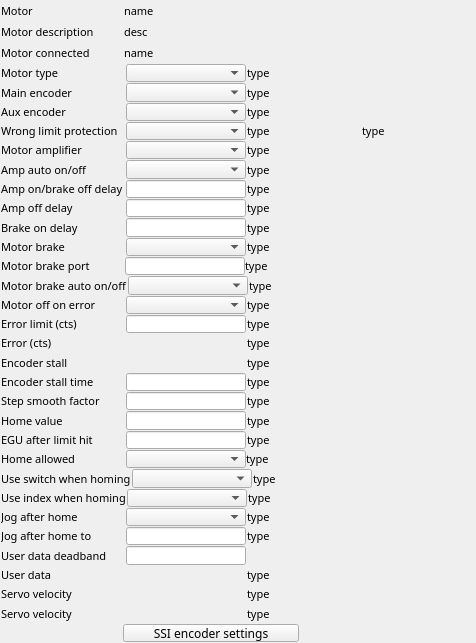
This is 3-4/GalilSup/op/ui/galil_motor_extras.ui in motorapp/Galil as Qt 5 draws it before an edit. The edited form follows.
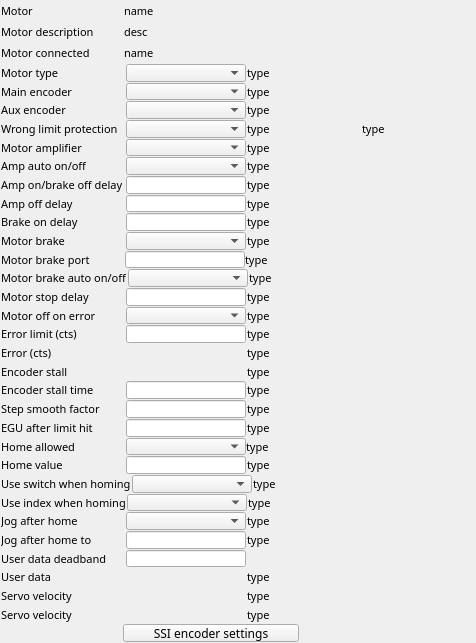
This is the edited form. Custom widgets are drawn as their Qt base class.

Commit message: Changed default encoder stall time to .2 seconds Add stop delay for heavy loads Add controller start status PV

Diff of the .ui file:
```diff
--- a/3-4/GalilSup/op/ui/galil_motor_extras.ui
+++ b/3-4/GalilSup/op/ui/galil_motor_extras.ui
@@ -19,7 +19,7 @@
   <property name="windowTitle">
    <string>EFrame</string>
   </property>
-  <layout class="QVBoxLayout" name="verticalLayout" stretch="1,1,1,1,1,1,1,1,1,1,1,1,1,1,1,1,1,1,1,1,1,1,1,1,1,1,1,1,1,1,1,1,1">
+  <layout class="QVBoxLayout" name="verticalLayout" stretch="1,1,1,1,1,1,1,1,1,1,1,1,1,1,1,1,1,1,1,1,1,1,1,1,1,1,1,1,1,1,1,1,1,1">
    <property name="spacing">
     <number>1</number>
    </property>
@@ -1321,6 +1321,94 @@
      </item>
     </layout>
    </item>
+   <item>
+    <layout class="QHBoxLayout" name="horizontalLayout_35">
+     <property name="spacing">
+      <number>1</number>
+     </property>
+     <item>
+      <widget class="QLabel" name="label_36">
+       <property name="sizePolicy">
+        <sizepolicy hsizetype="Fixed" vsizetype="Preferred">
+         <horstretch>0</horstretch>
+         <verstretch>0</verstretch>
+        </sizepolicy>
+       </property>
+       <property name="minimumSize">
+        <size>
+         <width>124</width>
+         <height>0</height>
+        </size>
+       </property>
+       <property name="font">
+        <font>
+         <family>Abyssinica SIL</family>
+         <pointsize>8</pointsize>
+        </font>
+       </property>
+       <property name="text">
+        <string>Motor stop delay</string>
+       </property>
+      </widget>
+     </item>
+     <item>
+      <widget class="QELineEdit" name="qelineedit_14">
+       <property name="sizePolicy">
+        <sizepolicy hsizetype="Fixed" vsizetype="Preferred">
+         <horstretch>0</horstretch>
+         <verstretch>0</verstretch>
+        </sizepolicy>
+       </property>
+       <property name="minimumSize">
+        <size>
+         <width>120</width>
+         <height>1</height>
+        </size>
+       </property>
+       <property name="font">
+        <font>
+         <family>Abyssinica SIL</family>
+         <pointsize>8</pointsize>
+        </font>
+       </property>
+       <property name="variable" stdset="0">
+        <string>$(DMC)$(M)_STOPDELAY_SP</string>
+       </property>
+       <property name="addUnits">
+        <bool>true</bool>
+       </property>
+      </widget>
+     </item>
+     <item>
+      <widget class="QELabel" name="qelabel_36">
+       <property name="sizePolicy">
+        <sizepolicy hsizetype="Preferred" vsizetype="Preferred">
+         <horstretch>0</horstretch>
+         <verstretch>0</verstretch>
+        </sizepolicy>
+       </property>
+       <property name="font">
+        <font>
+         <family>Abyssinica SIL</family>
+         <pointsize>8</pointsize>
+        </font>
+       </property>
+       <property name="layoutDirection">
+        <enum>Qt::LeftToRight</enum>
+       </property>
+       <property name="alignment">
+        <set>Qt::AlignLeading|Qt::AlignLeft|Qt::AlignVCenter</set>
+       </property>
+       <property name="variable" stdset="0">
+        <string>$(DMC)$(M)_STOPDELAY_MON</string>
+       </property>
+       <property name="text">
+        <string>type</string>
+       </property>
+      </widget>
+     </item>
+    </layout>
+   </item>
    <item>
     <layout class="QHBoxLayout" name="horizontalLayout_7">
      <property name="spacing">
@@ -1796,94 +1884,6 @@
      </item>
     </layout>
    </item>
-   <item>
-    <layout class="QHBoxLayout" name="horizontalLayout_30">
-     <property name="spacing">
-      <number>1</number>
-     </property>
-     <item>
-      <widget class="QLabel" name="label_32">
-       <property name="sizePolicy">
-        <sizepolicy hsizetype="Fixed" vsizetype="Preferred">
-         <horstretch>0</horstretch>
-         <verstretch>0</verstretch>
-        </sizepolicy>
-       </property>
-       <property name="minimumSize">
-        <size>
-         <width>124</width>
-         <height>0</height>
-        </size>
-       </property>
-       <property name="font">
-        <font>
-         <family>Abyssinica SIL</family>
-         <pointsize>8</pointsize>
-        </font>
-       </property>
-       <property name="text">
-        <string>Home value</string>
-       </property>
-      </widget>
-     </item>
-     <item>
-      <widget class="QELineEdit" name="qelineedit_13">
-       <property name="sizePolicy">
-        <sizepolicy hsizetype="Fixed" vsizetype="Preferred">
-         <horstretch>0</horstretch>
-         <verstretch>0</verstretch>
-        </sizepolicy>
-       </property>
-       <property name="minimumSize">
-        <size>
-         <width>120</width>
-         <height>1</height>
-        </size>
-       </property>
-       <property name="font">
-        <font>
-         <family>Abyssinica SIL</family>
-         <pointsize>8</pointsize>
-        </font>
-       </property>
-       <property name="variable" stdset="0">
-        <string>$(DMC)$(M)_HOMEVAL_SP</string>
-       </property>
-       <property name="addUnits">
-        <bool>true</bool>
-       </property>
-      </widget>
-     </item>
-     <item>
-      <widget class="QELabel" name="qelabel_32">
-       <property name="sizePolicy">
-        <sizepolicy hsizetype="Minimum" vsizetype="Preferred">
-         <horstretch>0</horstretch>
-         <verstretch>0</verstretch>
-        </sizepolicy>
-       </property>
-       <property name="font">
-        <font>
-         <family>Abyssinica SIL</family>
-         <pointsize>8</pointsize>
-        </font>
-       </property>
-       <property name="layoutDirection">
-        <enum>Qt::LeftToRight</enum>
-       </property>
-       <property name="alignment">
-        <set>Qt::AlignLeading|Qt::AlignLeft|Qt::AlignVCenter</set>
-       </property>
-       <property name="variable" stdset="0">
-        <string>$(DMC)$(M)_HOMEVAL_MON</string>
-       </property>
-       <property name="text">
-        <string>type</string>
-       </property>
-      </widget>
-     </item>
-    </layout>
-   </item>
    <item>
     <layout class="QHBoxLayout" name="horizontalLayout_23" stretch="1,1,1">
      <property name="spacing">
@@ -2057,6 +2057,94 @@
      </item>
     </layout>
    </item>
+   <item>
+    <layout class="QHBoxLayout" name="horizontalLayout_30">
+     <property name="spacing">
+      <number>1</number>
+     </property>
+     <item>
+      <widget class="QLabel" name="label_32">
+       <property name="sizePolicy">
+        <sizepolicy hsizetype="Fixed" vsizetype="Preferred">
+         <horstretch>0</horstretch>
+         <verstretch>0</verstretch>
+        </sizepolicy>
+       </property>
+       <property name="minimumSize">
+        <size>
+         <width>124</width>
+         <height>0</height>
+        </size>
+       </property>
+       <property name="font">
+        <font>
+         <family>Abyssinica SIL</family>
+         <pointsize>8</pointsize>
+        </font>
+       </property>
+       <property name="text">
+        <string>Home value</string>
+       </property>
+      </widget>
+     </item>
+     <item>
+      <widget class="QELineEdit" name="qelineedit_13">
+       <property name="sizePolicy">
+        <sizepolicy hsizetype="Fixed" vsizetype="Preferred">
+         <horstretch>0</horstretch>
+         <verstretch>0</verstretch>
+        </sizepolicy>
+       </property>
+       <property name="minimumSize">
+        <size>
+         <width>120</width>
+         <height>1</height>
+        </size>
+       </property>
+       <property name="font">
+        <font>
+         <family>Abyssinica SIL</family>
+         <pointsize>8</pointsize>
+        </font>
+       </property>
+       <property name="variable" stdset="0">
+        <string>$(DMC)$(M)_HOMEVAL_SP</string>
+       </property>
+       <property name="addUnits">
+        <bool>true</bool>
+       </property>
+      </widget>
+     </item>
+     <item>
+      <widget class="QELabel" name="qelabel_32">
+       <property name="sizePolicy">
+        <sizepolicy hsizetype="Minimum" vsizetype="Preferred">
+         <horstretch>0</horstretch>
+         <verstretch>0</verstretch>
+        </sizepolicy>
+       </property>
+       <property name="font">
+        <font>
+         <family>Abyssinica SIL</family>
+         <pointsize>8</pointsize>
+        </font>
+       </property>
+       <property name="layoutDirection">
+        <enum>Qt::LeftToRight</enum>
+       </property>
+       <property name="alignment">
+        <set>Qt::AlignLeading|Qt::AlignLeft|Qt::AlignVCenter</set>
+       </property>
+       <property name="variable" stdset="0">
+        <string>$(DMC)$(M)_HOMEVAL_MON</string>
+       </property>
+       <property name="text">
+        <string>type</string>
+       </property>
+      </widget>
+     </item>
+    </layout>
+   </item>
    <item>
     <layout class="QHBoxLayout" name="horizontalLayout_32">
      <property name="spacing">
```
The commit also changes 15 other files.
